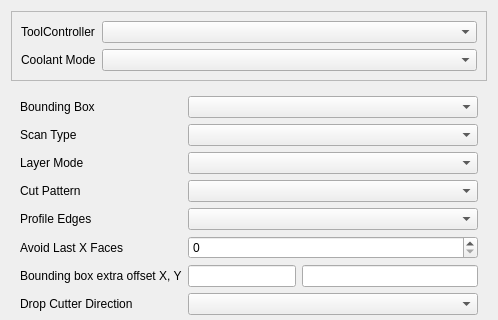
Qt form src/Mod/Path/Gui/Resources/panels/PageOpSurfaceEdit.ui (southseact-3d/fcd) before a commit; both pictures show x 0 to 498 and y 0 to 320 of the 498 by 541 pixel window.
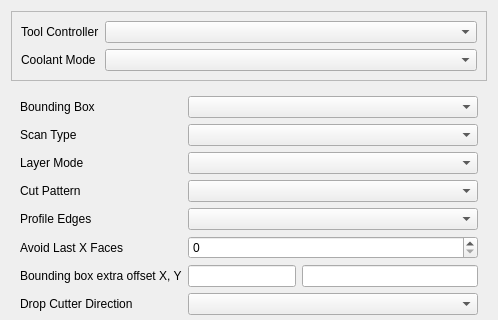
The same form after that commit. Custom widgets are drawn as their Qt base class.

Commit message: Path: 'ToolController' -> 'Tool Controller' in UI panels

Patch:
```diff
--- a/src/Mod/Path/Gui/Resources/panels/PageOpSurfaceEdit.ui
+++ b/src/Mod/Path/Gui/Resources/panels/PageOpSurfaceEdit.ui
@@ -26,7 +26,7 @@
       <item row="0" column="0">
        <widget class="QLabel" name="toolController_label">
         <property name="text">
-         <string>ToolController</string>
+         <string>Tool Controller</string>
         </property>
        </widget>
       </item>
```
The commit also changes 8 other files.
